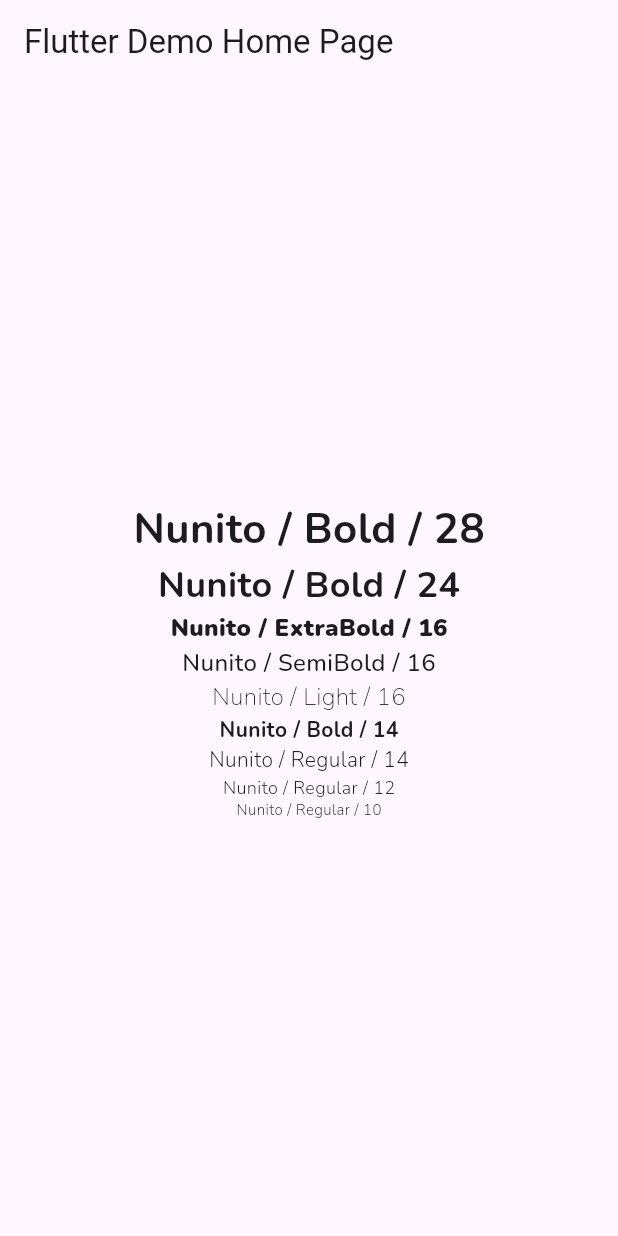
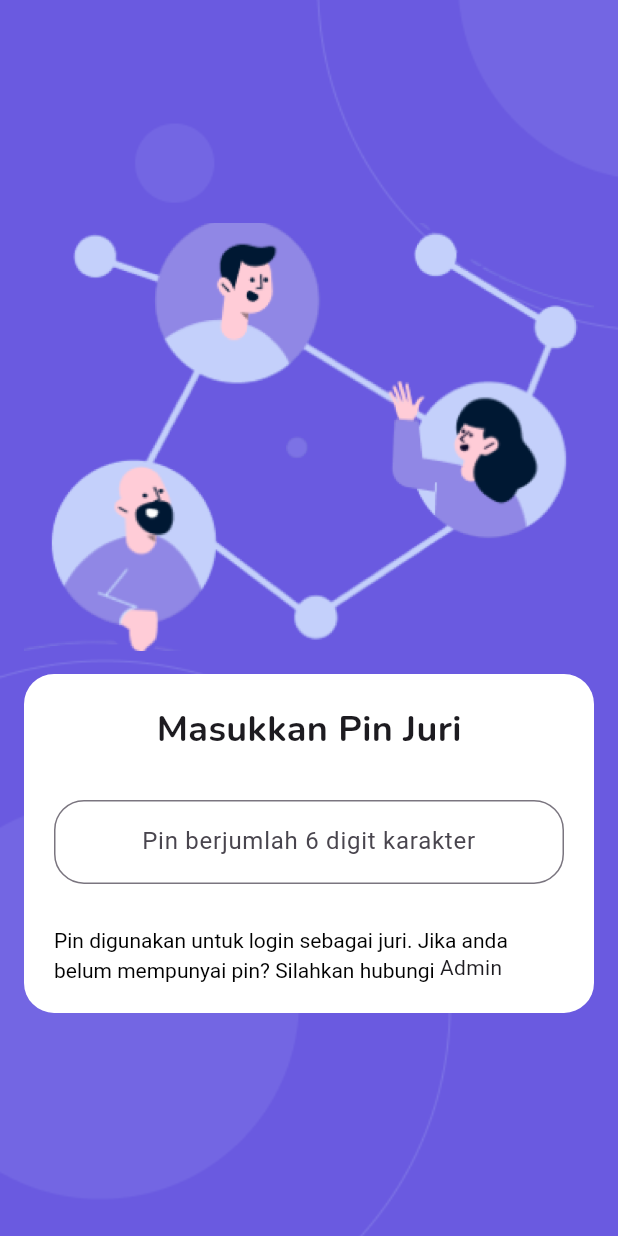
Before and after one commit to bagas-defandi/penilaian_app, a Flutter app: the screen it shows after launch, on a phone screen of 412 x 824 dp. Run offline on Flutter 3.47's test engine with Material 3 defaults, Android fonts, the phone set to English and light mode, and no system bars; our stand-ins replace google_fonts.

Commit message:
Membuat HomePage

```diff
--- /dev/null
+++ b/lib/home_page.dart
@@ -0,0 +1,101 @@
+import 'package:flutter/material.dart';
+import 'package:flutter/services.dart';
+import 'package:penilaian_app/theme.dart';
+
+class HomePage extends StatefulWidget {
+  const HomePage({super.key});
+
+  @override
+  State<HomePage> createState() => _HomePageState();
+}
+
+class _HomePageState extends State<HomePage> {
+  final _pinController = TextEditingController();
+
+  @override
+  Widget build(BuildContext context) {
+    return Container(
+      decoration: const BoxDecoration(
+        image: DecorationImage(
+          image: AssetImage('assets/images/bg-homepage.png'),
+          fit: BoxFit.cover,
+        ),
+      ),
+      child: Scaffold(
+        backgroundColor: Colors.transparent,
+        body: Padding(
+          padding: const EdgeInsets.all(16.0),
+          child: Column(
+            mainAxisAlignment: MainAxisAlignment.center,
+            crossAxisAlignment: CrossAxisAlignment.center,
+            children: [
+              Image.asset(
+                'assets/images/img_page1.png',
+              ),
+              const SizedBox(height: 15),
+              Container(
+                decoration: BoxDecoration(
+                  color: Colors.white, // Set the background color here
+                  borderRadius:
+                      BorderRadius.circular(20.0), // Set the border radius
+                ),
+                child: Padding(
+                  padding: const EdgeInsets.all(20.0),
+                  child: Column(
+                    children: [
+                      Text(
+                        'Masukkan Pin Juri',
+                        style: boldtTextStyle2,
+                      ),
+                      const SizedBox(height: 30),
+                      TextField(
+                        controller: _pinController,
+                        textAlign: TextAlign.center,
+                        decoration: InputDecoration(
+                          hintText: 'Pin berjumlah 6 digit karakter',
+                          contentPadding: const EdgeInsets.symmetric(
+                            vertical: 16,
+                          ),
+                          border: OutlineInputBorder(
+                            borderRadius: BorderRadius.circular(
+                              20.0,
+                            ), // Set the border radius
+                          ),
+                        ),
+                        style: const TextStyle(
+                          color: Colors.black,
+                        ),
+                        keyboardType: const TextInputType.numberWithOptions(),
+                        inputFormatters: [
+                          FilteringTextInputFormatter.digitsOnly,
+                        ],
+                      ),
+                      const SizedBox(height: 30),
+                      RichText(
+                        text: TextSpan(
+                          children: [
+                            const TextSpan(
+                              text:
+                                  'Pin digunakan untuk login sebagai juri. Jika anda belum mempunyai pin? Silahkan hubungi ',
+                              style: TextStyle(color: Colors.black),
+                            ),
+                            WidgetSpan(
+                              child: InkWell(
+                                onTap: () {},
+                                child: const Text("Admin"),
+                              ),
+                            ),
+                          ],
+                        ),
+                      ),
+                    ],
+                  ),
+                ),
+              ),
+            ],
+          ),
+        ),
+      ),
+    );
+  }
+}
--- a/lib/main.dart
+++ b/lib/main.dart
@@ -1,4 +1,5 @@
 import 'package:flutter/material.dart';
+import 'package:penilaian_app/home_page.dart';
 import 'package:penilaian_app/theme.dart';
 
 void main() {
@@ -18,7 +19,7 @@
         colorScheme: ColorScheme.fromSeed(seedColor: Colors.deepPurple),
         useMaterial3: true,
       ),
-      home: const MyHomePage(title: 'Flutter Demo Home Page'),
+      home: const HomePage(),
     );
   }
 }
--- a/lib/theme.dart
+++ b/lib/theme.dart
@@ -4,6 +4,7 @@ import 'package:google_fonts/google_fonts.dart';
 Color PrimaryColor = Color.fromRGBO(106, 90, 224, 1);
 Color NeutralWhiteColor = Color.fromRGBO(248, 248, 248, 1);
 Color NeutralDarkColor = Color.fromRGBO(0, 24, 51, 1);
+Color NeutralDarkColor2 = Color.fromRGBO(0, 24, 51, 0.5);
 
 TextStyle boldtTextStyle1 = GoogleFonts.nunito().copyWith(
     fontWeight: FontWeight.w700, fontSize: 28, decoration: TextDecoration.none);
@@ -20,6 +21,6 @@ TextStyle boldTextStyle3 = GoogleFonts.nunito().copyWith(
 TextStyle regularTextStyle1 = GoogleFonts.nunito().copyWith(
     fontWeight: FontWeight.w300, fontSize: 14, decoration: TextDecoration.none);
 TextStyle regularTextstyle2 = GoogleFonts.nunito().copyWith(
-    fontWeight: FontWeight.w300, fontSize: 12, decoration: TextDecoration.none);
+    fontWeight: FontWeight.w400, fontSize: 12, decoration: TextDecoration.none);
 TextStyle regularTextStyle3 = GoogleFonts.nunito().copyWith(
     fontWeight: FontWeight.w300, fontSize: 10, decoration: TextDecoration.none);
```
Also changed, not shown: pubspec.yaml (+5 -6 lines), assets/images/bg-homepage.png (added).
